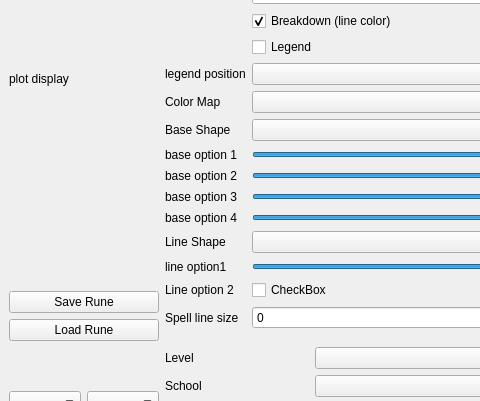
First picture: the form in ui/MainWindow.ui, repository Duke-Archibald/SpellWritingGuideGui, before the edit; both pictures show x 0 to 480 and y 136 to 537 of the 1356 by 769 pixel window.
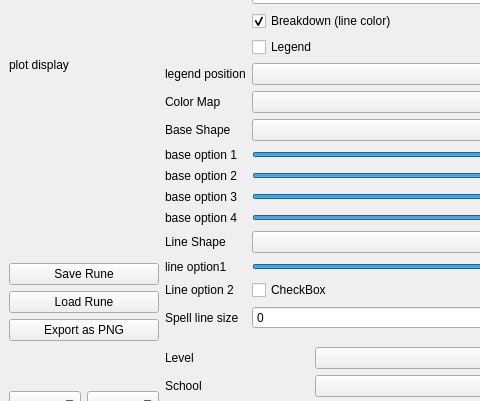
Second picture: the form after the edit.

```diff
--- a/ui/MainWindow.ui
+++ b/ui/MainWindow.ui
@@ -38,6 +38,13 @@
         </property>
        </widget>
       </item>
+      <item>
+       <widget class="QPushButton" name="pb_export_png">
+        <property name="text">
+         <string>Export as PNG</string>
+        </property>
+       </widget>
+      </item>
      </layout>
     </item>
     <item row="0" column="1">
```
Left out of the diff: 2 changed lines with no effect on the pictures.
